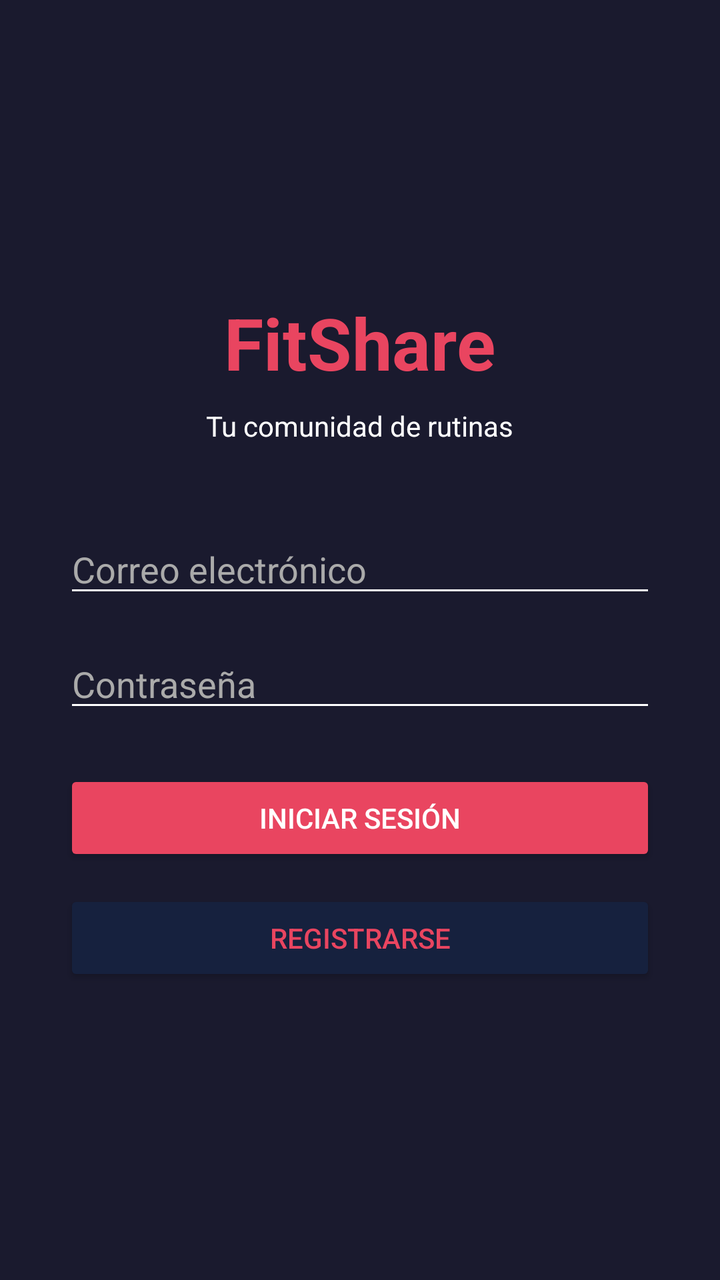
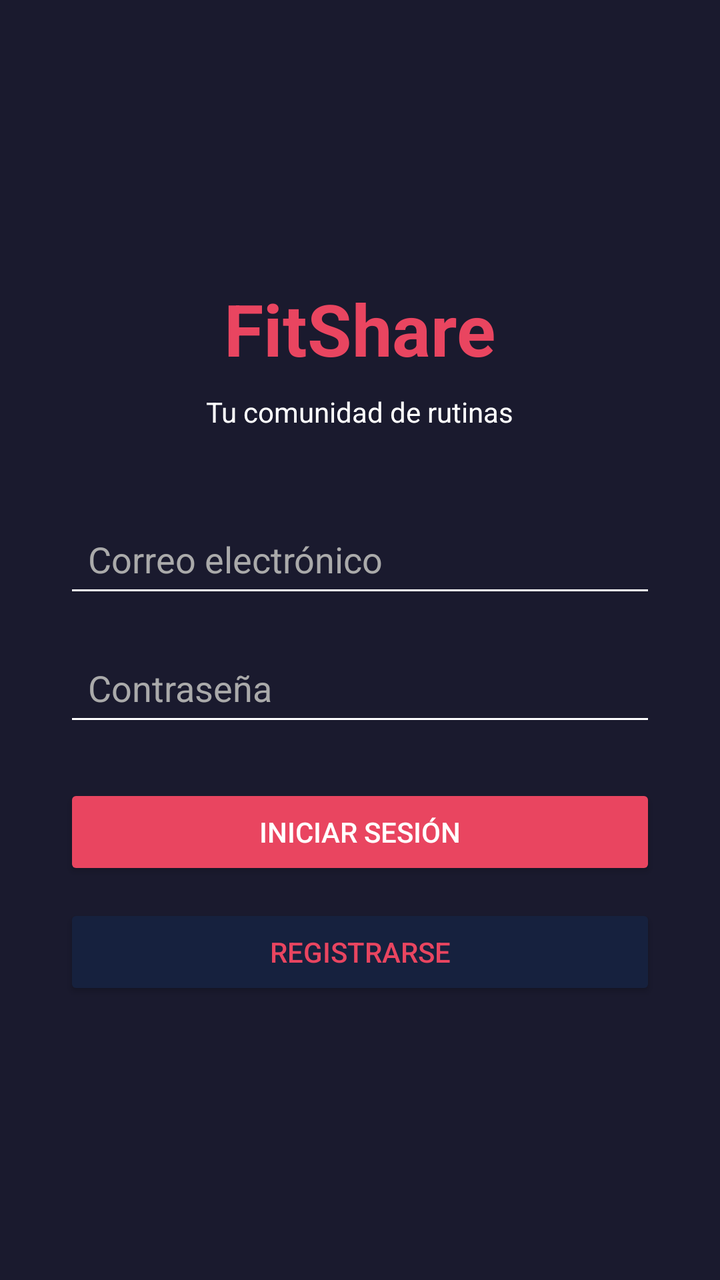

Before-and-after screenshots of an Android layout around one commit, followed by the original layout XML and the change that was made.
<!-- AndroidManifest.xml: application theme Base.Theme.FitShare -->
<!-- res/layout/activity_main.xml -->
<?xml version="1.0" encoding="utf-8"?>
<LinearLayout xmlns:android="http://schemas.android.com/apk/res/android"
    android:layout_width="match_parent"
    android:layout_height="match_parent"
    android:orientation="vertical"
    android:gravity="center"
    android:padding="32dp"
    android:background="#1a1a2e">

    <TextView
        android:layout_width="wrap_content"
        android:layout_height="wrap_content"
        android:text="FitShare"
        android:textSize="36sp"
        android:textColor="#e94560"
        android:textStyle="bold"
        android:layout_marginBottom="8dp"/>

    <TextView
        android:layout_width="wrap_content"
        android:layout_height="wrap_content"
        android:text="Tu comunidad de rutinas"
        android:textSize="14sp"
        android:textColor="#ffffff"
        android:layout_marginBottom="40dp"/>

    <EditText
        android:id="@+id/etEmail"
        android:layout_width="match_parent"
        android:layout_height="wrap_content"
        android:hint="Correo electrónico"
        android:inputType="textEmailAddress"
        android:textColor="#ffffff"
        android:textColorHint="#aaaaaa"
        android:backgroundTint="#ffffff"
        android:layout_marginBottom="16dp"/>

    <EditText
        android:id="@+id/etPassword"
        android:layout_width="match_parent"
        android:layout_height="wrap_content"
        android:hint="Contraseña"
        android:inputType="textPassword"
        android:textColor="#ffffff"
        android:textColorHint="#aaaaaa"
        android:backgroundTint="#ffffff"
        android:layout_marginBottom="24dp"/>

    <Button
        android:id="@+id/btnLogin"
        android:layout_width="match_parent"
        android:layout_height="wrap_content"
        android:text="Iniciar Sesión"
        android:backgroundTint="#e94560"
        android:textColor="#ffffff"
        android:layout_marginBottom="12dp"/>

    <Button
        android:id="@+id/btnRegister"
        android:layout_width="match_parent"
        android:layout_height="wrap_content"
        android:text="Registrarse"
        android:backgroundTint="#16213e"
        android:textColor="#e94560"/>

</LinearLayout>
<!-- resources referenced by this layout -->
<resources>
  <style name="Base.Theme.FitShare" parent="Theme.Material3.DayNight.NoActionBar">
          
          
      </style>
</resources>

<!-- the commit's change to res/layout/activity_main.xml (unified diff, before → after) -->
@@ -30,22 +30,26 @@
         android:layout_height="wrap_content"
         android:hint="Correo electrónico"
         android:inputType="textEmailAddress"
+        android:autofillHints="username"
+        android:minHeight="48dp"
+        android:padding="12dp"
         android:textColor="#ffffff"
         android:textColorHint="#aaaaaa"
         android:backgroundTint="#ffffff"
         android:layout_marginBottom="16dp"/>
-
     <EditText
         android:id="@+id/etPassword"
         android:layout_width="match_parent"
         android:layout_height="wrap_content"
         android:hint="Contraseña"
         android:inputType="textPassword"
+        android:autofillHints="password"
+        android:minHeight="48dp"
+        android:padding="12dp"
         android:textColor="#ffffff"
         android:textColorHint="#aaaaaa"
         android:backgroundTint="#ffffff"
         android:layout_marginBottom="24dp"/>
-
     <Button
         android:id="@+id/btnLogin"
         android:layout_width="match_parent"
